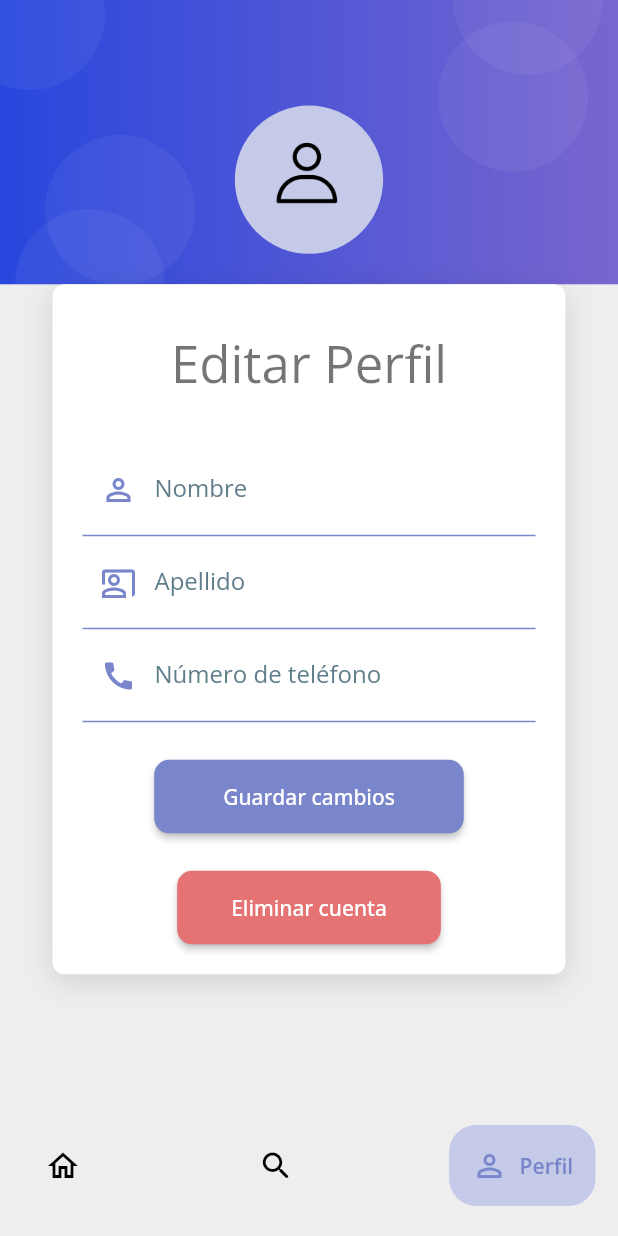
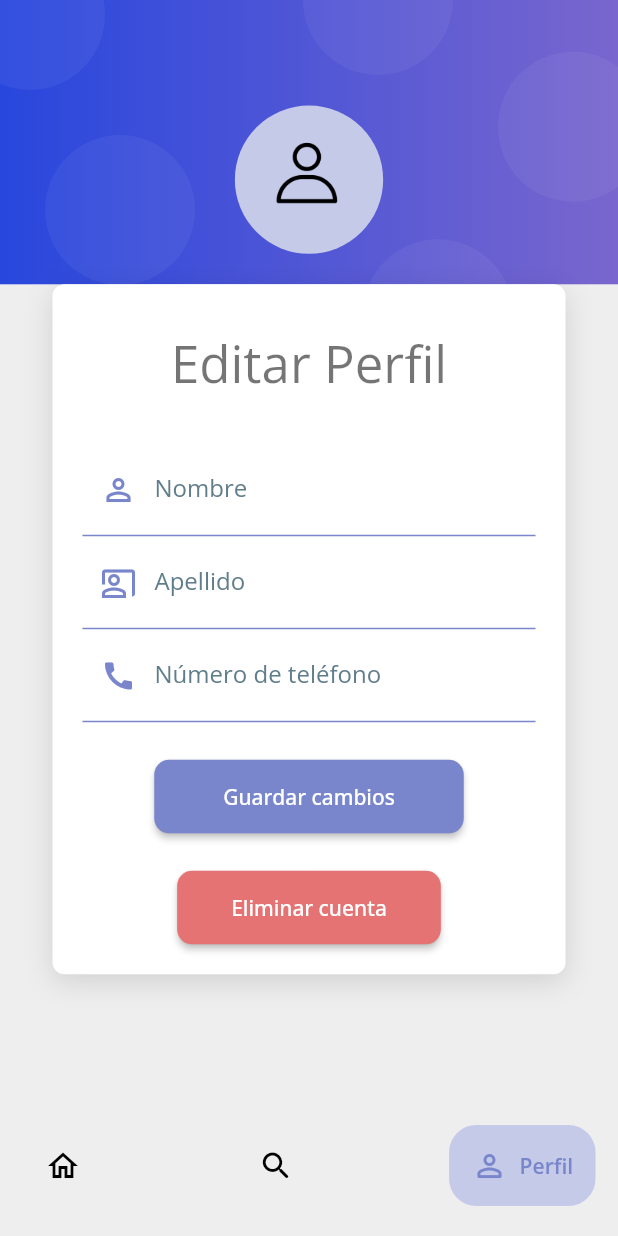
Before and after one commit to moisesmtzs/agenda_modular, a Flutter app: the UpdateProfilePage screen opened by its route, on a phone screen of 412 x 824 dp. Run offline on Flutter 3.47's test engine with Material 2 defaults, Android fonts, the phone set to English and light mode, and no system bars; drawn by our look-alikes of google_nav_bar; our stand-ins replace flutter_svg, get, get_storage, google_fonts, image_picker; accounts and stored records are empty.

```diff
--- a/lib/src/screens/home/home_page.dart
+++ b/lib/src/screens/home/home_page.dart
@@ -219,7 +219,7 @@ class HomePage extends StatelessWidget {
           ),
           SizedBox(height: MediaQuery.of(context).size.height * 0.008),
           ListTile(
-            onTap: () => homeController.logOut(),
+            onTap: () => homeController.confirmationDialog(context),
             title: const Text('Cerrar Sesión', style: TextStyle( color: Colors.white )),
             trailing: const Icon(Icons.logout_rounded, color: Colors.white)
           ),
--- a/lib/src/screens/update/update_profile_controller.dart
+++ b/lib/src/screens/update/update_profile_controller.dart
@@ -165,7 +165,7 @@ class UpdateProfileController extends GetxController {
 
     AlertDialog alertDialog = AlertDialog(
       shape: RoundedRectangleBorder(borderRadius: BorderRadius.circular(15)),
-      title: const Text('¿Estás seguro que quieres eliminar la cuenta?'),
+      title: const Text('¿Estás seguro de que quieres eliminar la cuenta?'),
       actions: [
         cancelButton,
         confirmButton
--- a/lib/src/screens/update/update_profile_page.dart
+++ b/lib/src/screens/update/update_profile_page.dart
@@ -128,9 +128,9 @@ class UpdateProfilePage extends StatelessWidget {
         children: [
           Positioned(child: _Bubble(), top: 90, left: 30),
           Positioned(child: _Bubble(), top: -40, left: -30),
-          Positioned(child: _Bubble(), top: -50, right: 10),
-          Positioned(child: _Bubble(), bottom: -50, left: 10),
-          Positioned(child: _Bubble(), bottom: 75, right: 20),
+          Positioned(child: _Bubble(), top: -50, right: 110),
+          Positioned(child: _Bubble(), bottom: -70, right: 70),
+          Positioned(child: _Bubble(), bottom: 55, right: -20),
           _headerIcon(context),
         ]
       ),
```
Also changed, not shown: lib/src/screens/home/home_controller.dart (+35 -0 lines).
